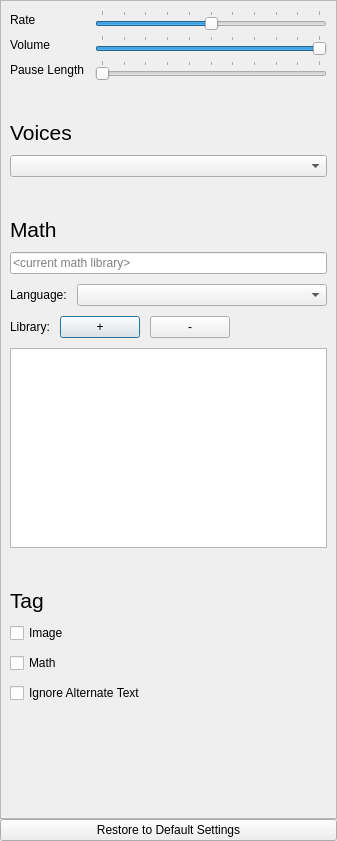
Qt form src/forms/speech_settings.ui (DinoZAR/CentralAccessReader) before a commit.
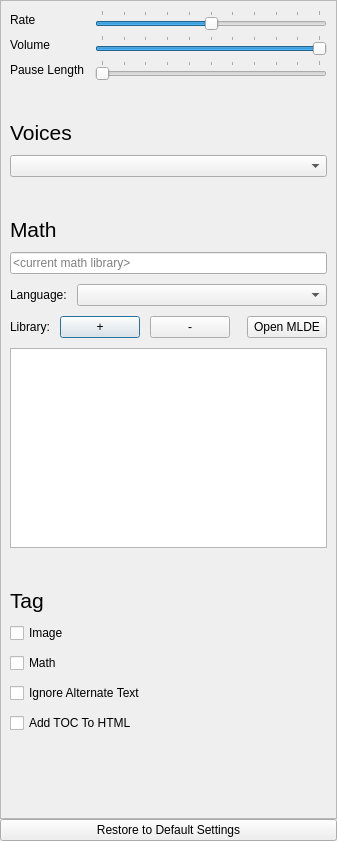
The same form after that commit. Icons and pictures are not drawn.

```diff
--- a/src/forms/speech_settings.ui
+++ b/src/forms/speech_settings.ui
@@ -240,7 +240,7 @@
           </layout>
          </item>
          <item>
-          <layout class="QHBoxLayout" name="horizontalLayout" stretch="0,0,0,0">
+          <layout class="QHBoxLayout" name="horizontalLayout" stretch="0,0,0,0,0">
            <item>
             <widget class="QLabel" name="libraryLabel">
              <property name="text">
@@ -281,6 +281,13 @@
              </property>
             </spacer>
            </item>
+           <item>
+            <widget class="QPushButton" name="openMLDEButton">
+             <property name="text">
+              <string>Open MLDE</string>
+             </property>
+            </widget>
+           </item>
           </layout>
          </item>
          <item>
@@ -339,6 +346,13 @@
            </property>
           </widget>
          </item>
+         <item>
+          <widget class="QCheckBox" name="tableOfContentsCheckBox">
+           <property name="text">
+            <string>Add TOC To HTML</string>
+           </property>
+          </widget>
+         </item>
         </layout>
        </item>
        <item>
```
